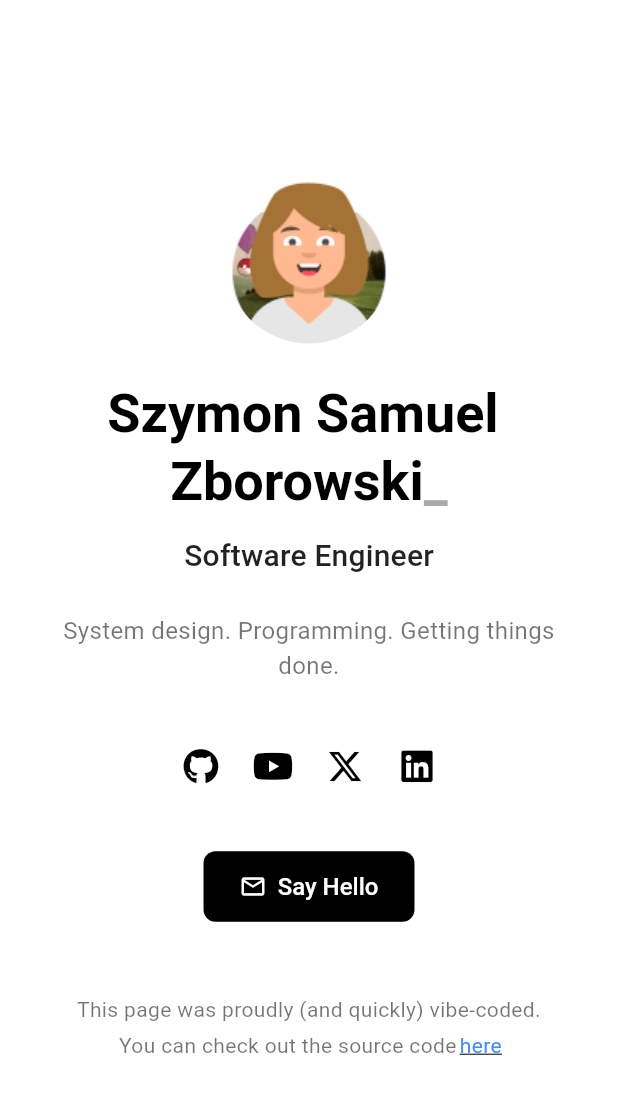
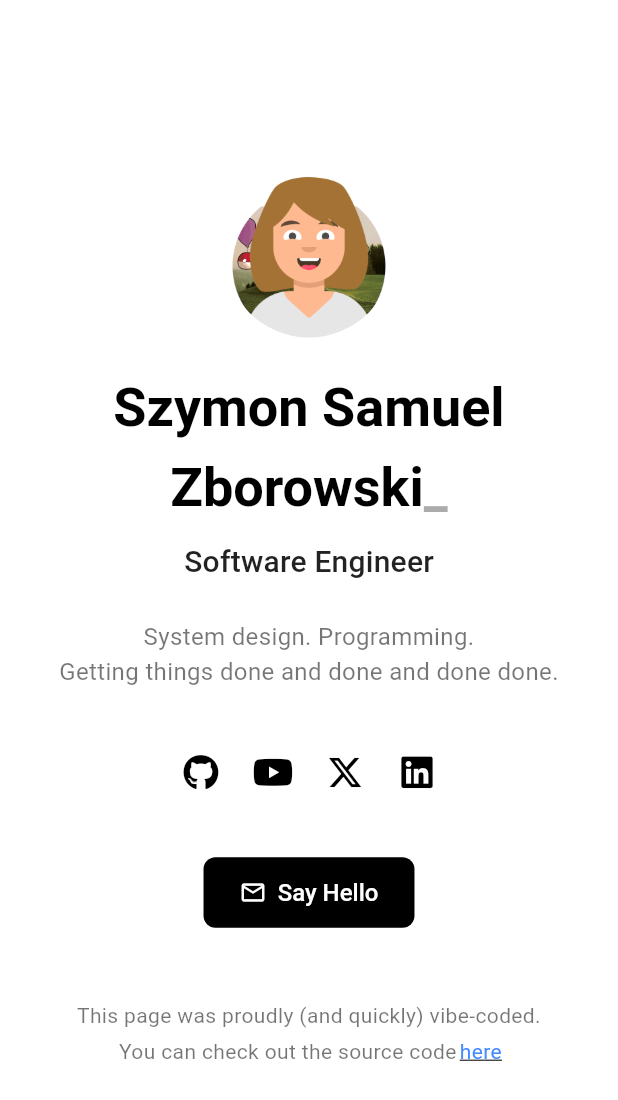
Before and after one commit to ZoltePudeleczko/zoltepudeleczko.github.io, a Flutter app: the screen it shows after launch, after a tap on "here", on a phone screen of 412 x 824 dp. Shown: the top 1100 px of the screen. Run offline on Flutter 3.47's test engine with Material 3 defaults, Android fonts, the phone set to English and light mode, and no system bars; our stand-ins replace animated_text_kit, font_awesome_flutter.

Commit message:
Add AppConfig class for centralized configuration; refactor main.dart to use AppConfig for personal details, URLs, and layout settings; update avatar image.

```diff
--- /dev/null
+++ b/homepage_portfolio/lib/config/app_config.dart
@@ -0,0 +1,40 @@
+class AppConfig {
+  // Personal Information
+  static const String firstName = 'Szymon Samuel';
+  static const String lastName = 'Zborowski';
+  static const String title = 'Software Engineer';
+
+  // Social Media URLs
+  static const String githubUrl = 'https://github.com/ZoltePudeleczko';
+  static const String youtubeUrl = 'https://youtube.com/@ZoltePudeleczko';
+  static const String xUrl = 'https://x.com/ZoltePudeleczko';
+  static const String linkedinUrl = 'https://linkedin.com/in/szymon-zborowski';
+
+  // Contact
+  static const String emailUrl = 'mailto:szzborowski@gmail.com';
+
+  // Description
+  static const String descriptionFirstPart = 'System design. Programming.';
+  static const String descriptionSecondPart = 'Getting things done and done and done done.';
+
+  // Repository
+  static const String repoUrl = 'https://github.com/ZoltePudeleczko/HomePageV2';
+
+  // Animation Settings
+  static const int typingSpeedMs = 180;
+  static const int animationDurationMs = 1920; // 9 letters * 180ms + 300ms buffer
+  static const int underscoreBlinkDurationMs = 800;
+
+  // Layout Settings
+  static const double horizontalPadding = 24.0;
+  static const double avatarRadius = 56.0;
+  static const double spacingTiny = 4.0;
+  static const double spacingSmall = 8.0;
+  static const double spacingMedium = 12.0;
+  static const double spacingLarge = 24.0;
+  static const double spacingXLarge = 32.0;
+  static const double spacingFooter = 48.0;
+  static const double buttonBorderRadius = 8.0;
+  static const double buttonHorizontalPadding = 24.0;
+  static const double buttonVerticalPadding = 14.0;
+}
--- a/homepage_portfolio/lib/main.dart
+++ b/homepage_portfolio/lib/main.dart
@@ -2,6 +2,7 @@ import 'package:flutter/material.dart';
 import 'package:url_launcher/url_launcher.dart';
 import 'package:font_awesome_flutter/font_awesome_flutter.dart';
 import 'package:animated_text_kit/animated_text_kit.dart';
+import 'config/app_config.dart';
 
 void main() {
   runApp(const PortfolioApp());
@@ -14,7 +15,7 @@ class PortfolioApp extends StatelessWidget {
   Widget build(BuildContext context) {
     return MaterialApp(
       debugShowCheckedModeBanner: false,
-      title: 'Zborowski_',
+      title: '${AppConfig.lastName}_',
       theme: ThemeData(
         colorScheme: ColorScheme.light(
           primary: Colors.black,
@@ -45,17 +46,6 @@ class PortfolioApp extends StatelessWidget {
 class PortfolioHomePage extends StatelessWidget {
   const PortfolioHomePage({super.key});
 
-  static const _title = 'Software Engineer';
-  static const _description =
-      'System design. Programming. Getting things done.';
-
-  static const _githubUrl = 'https://github.com/ZoltePudeleczko';
-  static const _youtubeUrl = 'https://youtube.com/@ZoltePudeleczko';
-  static const _xUrl = 'https://x.com/ZoltePudeleczko';
-  static const _linkedinUrl = 'https://linkedin.com/in/szymon-zborowski';
-
-  static const _emailUrl = 'mailto:szzborowski@gmail.com';
-
   void _launchUrl(String url) async {
     final uri = Uri.parse(url);
     if (await canLaunchUrl(uri)) {
@@ -68,63 +58,59 @@ class PortfolioHomePage extends StatelessWidget {
     return Scaffold(
       body: Center(
         child: Padding(
-          padding: const EdgeInsets.symmetric(horizontal: 24.0),
+          padding: const EdgeInsets.symmetric(horizontal: AppConfig.horizontalPadding),
           child: Column(
             mainAxisAlignment: MainAxisAlignment.center,
             crossAxisAlignment: CrossAxisAlignment.center,
             mainAxisSize: MainAxisSize.min,
             children: [
               CircleAvatar(
-                radius: 56,
+                radius: AppConfig.avatarRadius,
                 backgroundImage: AssetImage('assets/avatar.png'),
                 backgroundColor: Colors.transparent,
               ),
-              const SizedBox(height: 24),
+              const SizedBox(height: AppConfig.spacingLarge),
               // Replace the old Row with the new widget
               const AnimatedNameRow(),
-              const SizedBox(height: 12),
-              Text(_title, style: Theme.of(context).textTheme.titleMedium),
-              const SizedBox(height: 24),
-              Text(
-                _description,
-                style: Theme.of(context).textTheme.bodyMedium,
-                textAlign: TextAlign.center,
-              ),
-              const SizedBox(height: 32),
+              const SizedBox(height: AppConfig.spacingMedium),
+              Text(AppConfig.title, style: Theme.of(context).textTheme.titleMedium),
+              const SizedBox(height: AppConfig.spacingLarge),
+              const ResponsiveDescription(),
+              const SizedBox(height: AppConfig.spacingXLarge),
               Row(
                 mainAxisAlignment: MainAxisAlignment.center,
                 children: [
                   IconButton(
                     icon: const FaIcon(FontAwesomeIcons.github),
                     tooltip: 'GitHub',
-                    onPressed: () => _launchUrl(_githubUrl),
+                    onPressed: () => _launchUrl(AppConfig.githubUrl),
                   ),
                   IconButton(
                     icon: const FaIcon(FontAwesomeIcons.youtube),
                     tooltip: 'YouTube',
-                    onPressed: () => _launchUrl(_youtubeUrl),
+                    onPressed: () => _launchUrl(AppConfig.youtubeUrl),
                   ),
                   IconButton(
                     icon: const FaIcon(FontAwesomeIcons.xTwitter),
                     tooltip: 'X',
-                    onPressed: () => _launchUrl(_xUrl),
+                    onPressed: () => _launchUrl(AppConfig.xUrl),
                   ),
                   IconButton(
                     icon: const FaIcon(FontAwesomeIcons.linkedin),
                     tooltip: 'LinkedIn',
-                    onPressed: () => _launchUrl(_linkedinUrl),
+                    onPressed: () => _launchUrl(AppConfig.linkedinUrl),
                   ),
                 ],
               ),
-              const SizedBox(height: 32),
+              const SizedBox(height: AppConfig.spacingXLarge),
               ElevatedButton.icon(
                 style: ElevatedButton.styleFrom(
                   backgroundColor: Colors.black,
                   foregroundColor: Colors.white,
                   padding:
-                      const EdgeInsets.symmetric(horizontal: 24, vertical: 14),
+                      const EdgeInsets.symmetric(horizontal: AppConfig.buttonHorizontalPadding, vertical: AppConfig.buttonVerticalPadding),
                   shape: RoundedRectangleBorder(
-                    borderRadius: BorderRadius.circular(8),
+                    borderRadius: BorderRadius.circular(AppConfig.buttonBorderRadius),
                   ),
                   textStyle: const TextStyle(
                       fontSize: 16, fontWeight: FontWeight.w500),
@@ -132,10 +118,10 @@ class PortfolioHomePage extends StatelessWidget {
                 ),
                 icon: const Icon(Icons.mail_outline, color: Colors.white),
                 label: const Text('Say Hello'),
-                onPressed: () => _launchUrl(_emailUrl),
+                onPressed: () => _launchUrl(AppConfig.emailUrl),
               ),
               // Add footer spacing
-              const SizedBox(height: 48),
+              const SizedBox(height: AppConfig.spacingFooter),
               // Footer
               const _Footer(),
             ],
@@ -155,12 +141,18 @@ class AnimatedNameRow extends StatefulWidget {
 
 class _AnimatedNameRowState extends State<AnimatedNameRow> {
   bool _animationFinished = false;
+  bool _shouldWrap = false;
+  double _lastScreenWidth = 0;
 
   @override
   void initState() {
     super.initState();
-    // 9 letters * 180ms = 1620ms, add 300ms buffer
-    Future.delayed(const Duration(milliseconds: 1920), () {
+    // Calculate if the text will wrap
+    WidgetsBinding.instance.addPostFrameCallback((_) {
+      _calculateWrap();
+    });
+
+    Future.delayed(const Duration(milliseconds: AppConfig.animationDurationMs), () {
       if (mounted) {
         setState(() {
           _animationFinished = true;
@@ -169,36 +161,171 @@ class _AnimatedNameRowState extends State<AnimatedNameRow> {
     });
   }
 
+  void _calculateWrap() {
+    final screenWidth = MediaQuery.of(context).size.width;
+
+    // Only recalculate if screen width actually changed
+    if (screenWidth == _lastScreenWidth) return;
+    _lastScreenWidth = screenWidth;
+
+    // Account for padding (24px on each side) and some extra margin for safety
+    final availableWidth = screenWidth - 80;
+    final textStyle = Theme.of(context).textTheme.headlineLarge;
+
+    // Calculate width of first name
+    final firstTextPainter = TextPainter(
+      text: TextSpan(text: AppConfig.firstName, style: textStyle),
+      textDirection: TextDirection.ltr,
+      textScaler: MediaQuery.textScalerOf(context),
+    )..layout();
+
+    // Calculate width of last name with underscore
+    final secondTextPainter = TextPainter(
+      text: TextSpan(text: '${AppConfig.lastName}_', style: textStyle),
+      textDirection: TextDirection.ltr,
+      textScaler: MediaQuery.textScalerOf(context),
+    )..layout();
+
+    // Add 8px spacing between texts
+    final totalWidth = firstTextPainter.width + 8 + secondTextPainter.width;
+
+    setState(() {
+      _shouldWrap = totalWidth > availableWidth;
+    });
+  }
+
   @override
   Widget build(BuildContext context) {
-    return Wrap(
-      alignment: WrapAlignment.center,
-      crossAxisAlignment: WrapCrossAlignment.center,
+    // Check if screen size changed and recalculate if needed
+    final currentScreenWidth = MediaQuery.of(context).size.width;
+    if (currentScreenWidth != _lastScreenWidth) {
+      WidgetsBinding.instance.addPostFrameCallback((_) {
+        if (mounted) {
+          _calculateWrap();
+        }
+      });
+    }
+
+    if (_shouldWrap) {
+      // If wrapping is needed, use Column instead of Wrap
+      return Column(
+        mainAxisSize: MainAxisSize.min,
         children: [
           Text(
-          'Szymon Samuel',
+            AppConfig.firstName,
             style: Theme.of(context).textTheme.headlineLarge,
           ),
-        const SizedBox(width: 8),
+          const SizedBox(height: AppConfig.spacingSmall),
+          Row(
+            mainAxisSize: MainAxisSize.min,
+            children: [
               if (!_animationFinished)
                 AnimatedTextKit(
                   repeatForever: false,
                   animatedTexts: [
                     TyperAnimatedText(
-                'Zborowski',
+                      AppConfig.lastName,
                       textStyle: Theme.of(context).textTheme.headlineLarge,
-                speed: const Duration(milliseconds: 180),
+                      speed: const Duration(milliseconds: AppConfig.typingSpeedMs),
                     ),
                   ],
                   isRepeatingAnimation: false,
                 )
               else
                 Text(
-            'Zborowski',
+                  AppConfig.lastName,
                   style: Theme.of(context).textTheme.headlineLarge,
                 ),
               BlinkingUnderscore(style: Theme.of(context).textTheme.headlineLarge),
             ],
+          ),
+        ],
+      );
+    } else {
+      // If no wrapping needed, use the original Wrap layout
+      return Wrap(
+        alignment: WrapAlignment.center,
+        crossAxisAlignment: WrapCrossAlignment.center,
+        children: [
+          Text(
+            AppConfig.firstName,
+            style: Theme.of(context).textTheme.headlineLarge,
+          ),
+          const SizedBox(width: AppConfig.spacingSmall),
+          if (!_animationFinished)
+            AnimatedTextKit(
+              repeatForever: false,
+              animatedTexts: [
+                TyperAnimatedText(
+                  AppConfig.lastName,
+                  textStyle: Theme.of(context).textTheme.headlineLarge,
+                  speed: const Duration(milliseconds: AppConfig.typingSpeedMs),
+                ),
+              ],
+              isRepeatingAnimation: false,
+            )
+          else
+            Text(
+              AppConfig.lastName,
+              style: Theme.of(context).textTheme.headlineLarge,
+            ),
+          BlinkingUnderscore(style: Theme.of(context).textTheme.headlineLarge),
+        ],
+      );
+    }
+  }
+}
+
+class ResponsiveDescription extends StatelessWidget {
+  const ResponsiveDescription({super.key});
+
+  @override
+  Widget build(BuildContext context) {
+    final textStyle = Theme.of(context).textTheme.bodyMedium;
+    return LayoutBuilder(
+      builder: (context, constraints) {
+        // Measure widths
+        final textScaler = MediaQuery.textScalerOf(context);
+        final firstPainter = TextPainter(
+          text: TextSpan(text: '${AppConfig.descriptionFirstPart} ', style: textStyle),
+          textDirection: TextDirection.ltr,
+          textScaler: textScaler,
+        )..layout();
+        final secondPainter = TextPainter(
+          text: TextSpan(text: AppConfig.descriptionSecondPart, style: textStyle),
+          textDirection: TextDirection.ltr,
+          textScaler: textScaler,
+        )..layout();
+        final totalWidth = firstPainter.width + secondPainter.width;
+        if (totalWidth <= constraints.maxWidth) {
+          // Both fit on one line
+          return Text(
+            '${AppConfig.descriptionFirstPart} ${AppConfig.descriptionSecondPart}',
+            style: textStyle,
+            textAlign: TextAlign.center,
+          );
+        } else if (secondPainter.width <= constraints.maxWidth) {
+          // Only second part fits on its own line
+          return Column(
+            mainAxisSize: MainAxisSize.min,
+            crossAxisAlignment: CrossAxisAlignment.center,
+            children: [
+              Text(AppConfig.descriptionFirstPart, style: textStyle, textAlign: TextAlign.center),
+              Text(AppConfig.descriptionSecondPart, style: textStyle, textAlign: TextAlign.center),
+            ],
+          );
+        } else {
+          // Second part is too long for one line, let it wrap naturally
+          return Column(
+            mainAxisSize: MainAxisSize.min,
+            crossAxisAlignment: CrossAxisAlignment.center,
+            children: [
+              Text(AppConfig.descriptionFirstPart, style: textStyle, textAlign: TextAlign.center),
+              Text(AppConfig.descriptionSecondPart, style: textStyle, textAlign: TextAlign.center, softWrap: true),
+            ],
+          );
+        }
+      },
     );
   }
 }
@@ -221,7 +348,7 @@ class _BlinkingUnderscoreState extends State<BlinkingUnderscore>
     super.initState();
     _controller = AnimationController(
       vsync: this,
-      duration: const Duration(milliseconds: 800),
+      duration: const Duration(milliseconds: AppConfig.underscoreBlinkDurationMs),
     )..repeat(reverse: true);
     _opacity = Tween<double>(begin: 1.0, end: 0.0).animate(_controller);
   }
@@ -258,8 +385,6 @@ class _BlinkingUnderscoreState extends State<BlinkingUnderscore>
 class _Footer extends StatelessWidget {
   const _Footer();
 
-  static const _repoUrl = 'https://github.com/ZoltePudeleczko/HomePageV2';
-
   @override
   Widget build(BuildContext context) {
     return Column(
@@ -270,7 +395,7 @@ class _Footer extends StatelessWidget {
           style: Theme.of(context).textTheme.bodyMedium?.copyWith(fontSize: 14),
           textAlign: TextAlign.center,
         ),
-        const SizedBox(height: 4),
+        const SizedBox(height: AppConfig.spacingTiny),
         Row(
           mainAxisAlignment: MainAxisAlignment.center,
           mainAxisSize: MainAxisSize.min,
@@ -284,8 +409,7 @@ class _Footer extends StatelessWidget {
             ),
             GestureDetector(
               onTap: () async {
-                const url = _repoUrl;
-                final uri = Uri.parse(url);
+                final uri = Uri.parse( AppConfig.repoUrl);
                 if (await canLaunchUrl(uri)) {
                   await launchUrl(uri, mode: LaunchMode.externalApplication);
                 }
```
Also changed, not shown: homepage_portfolio/assets/avatar.png. Lines whose indentation alone changed are shown as unchanged.
